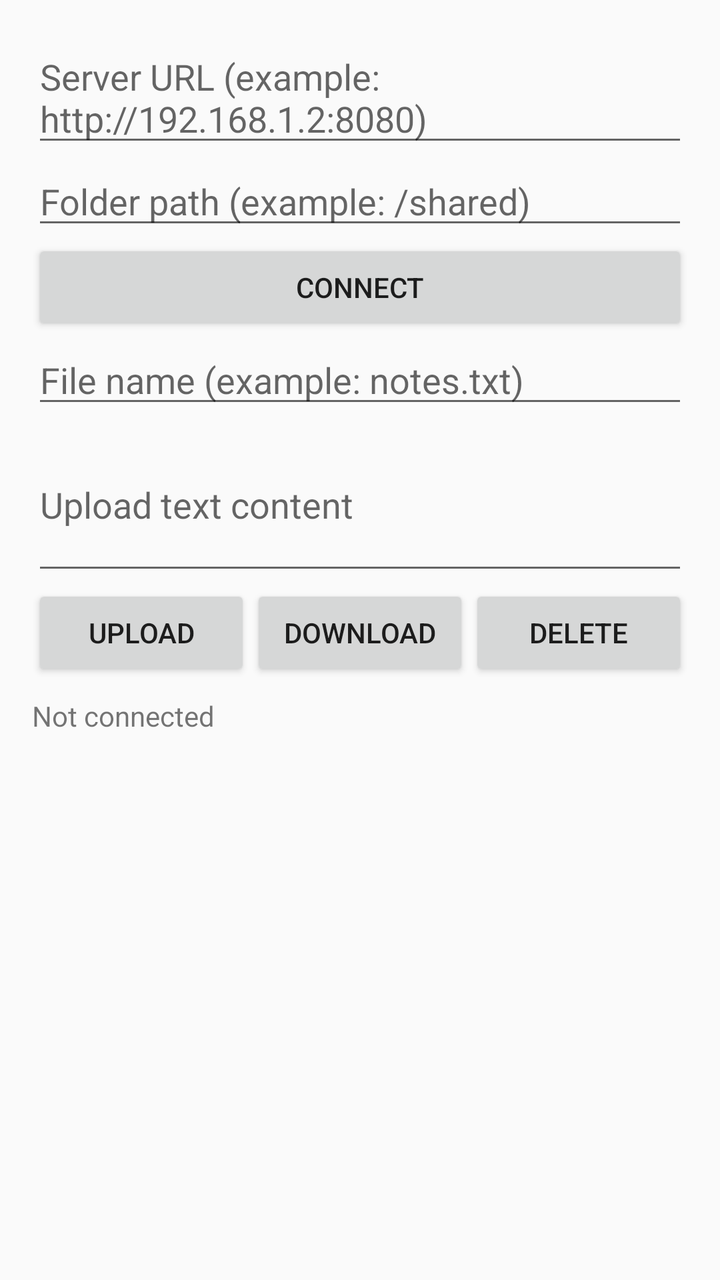
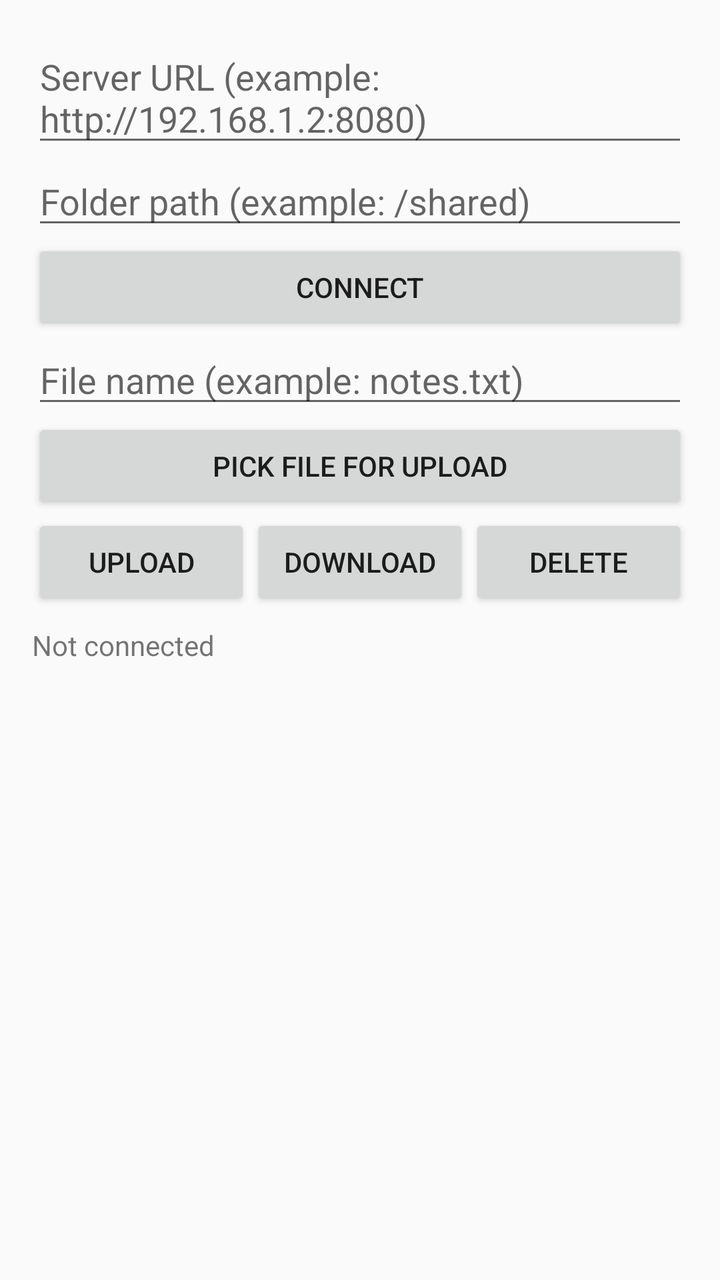

Compare the two renders of this Android layout. The source of the first and the diff that turns it into the second are given below.
<!-- AndroidManifest.xml: application theme Theme.AppCompat.Light.NoActionBar -->
<!-- res/layout/activity_main.xml -->
<?xml version="1.0" encoding="utf-8"?>
<LinearLayout xmlns:android="http://schemas.android.com/apk/res/android"
    android:layout_width="match_parent"
    android:layout_height="match_parent"
    android:orientation="vertical"
    android:padding="16dp">

    <EditText
        android:id="@+id/urlInput"
        android:layout_width="match_parent"
        android:layout_height="wrap_content"
        android:hint="Server URL (example: http://192.168.1.2:8080)" />

    <EditText
        android:id="@+id/pathInput"
        android:layout_width="match_parent"
        android:layout_height="wrap_content"
        android:hint="Folder path (example: /shared)" />

    <Button
        android:id="@+id/connectBtn"
        android:layout_width="match_parent"
        android:layout_height="wrap_content"
        android:text="Connect" />

    <EditText
        android:id="@+id/fileNameInput"
        android:layout_width="match_parent"
        android:layout_height="wrap_content"
        android:hint="File name (example: notes.txt)" />

    <EditText
        android:id="@+id/fileContentInput"
        android:layout_width="match_parent"
        android:layout_height="wrap_content"
        android:hint="Upload text content"
        android:minLines="3" />

    <LinearLayout
        android:layout_width="match_parent"
        android:layout_height="wrap_content"
        android:orientation="horizontal">

        <Button
            android:id="@+id/uploadBtn"
            android:layout_width="0dp"
            android:layout_height="wrap_content"
            android:layout_weight="1"
            android:text="Upload" />

        <Button
            android:id="@+id/downloadBtn"
            android:layout_width="0dp"
            android:layout_height="wrap_content"
            android:layout_weight="1"
            android:text="Download" />

        <Button
            android:id="@+id/deleteBtn"
            android:layout_width="0dp"
            android:layout_height="wrap_content"
            android:layout_weight="1"
            android:text="Delete" />
    </LinearLayout>

    <TextView
        android:id="@+id/statusText"
        android:layout_width="match_parent"
        android:layout_height="wrap_content"
        android:paddingTop="8dp"
        android:text="Not connected" />

    <androidx.recyclerview.widget.RecyclerView
        android:id="@+id/filesList"
        android:layout_width="match_parent"
        android:layout_height="0dp"
        android:layout_weight="1"
        android:paddingTop="8dp" />

</LinearLayout>
<!-- resources referenced by this layout -->
<resources>

</resources>

<!-- the commit's change to res/layout/activity_main.xml (unified diff, before → after) -->
@@ -29,12 +29,11 @@
         android:layout_height="wrap_content"
         android:hint="File name (example: notes.txt)" />
 
-    <EditText
-        android:id="@+id/fileContentInput"
+    <Button
+        android:id="@+id/pickFileBtn"
         android:layout_width="match_parent"
         android:layout_height="wrap_content"
-        android:hint="Upload text content"
-        android:minLines="3" />
+        android:text="Pick File for Upload" />
 
     <LinearLayout
         android:layout_width="match_parent"
